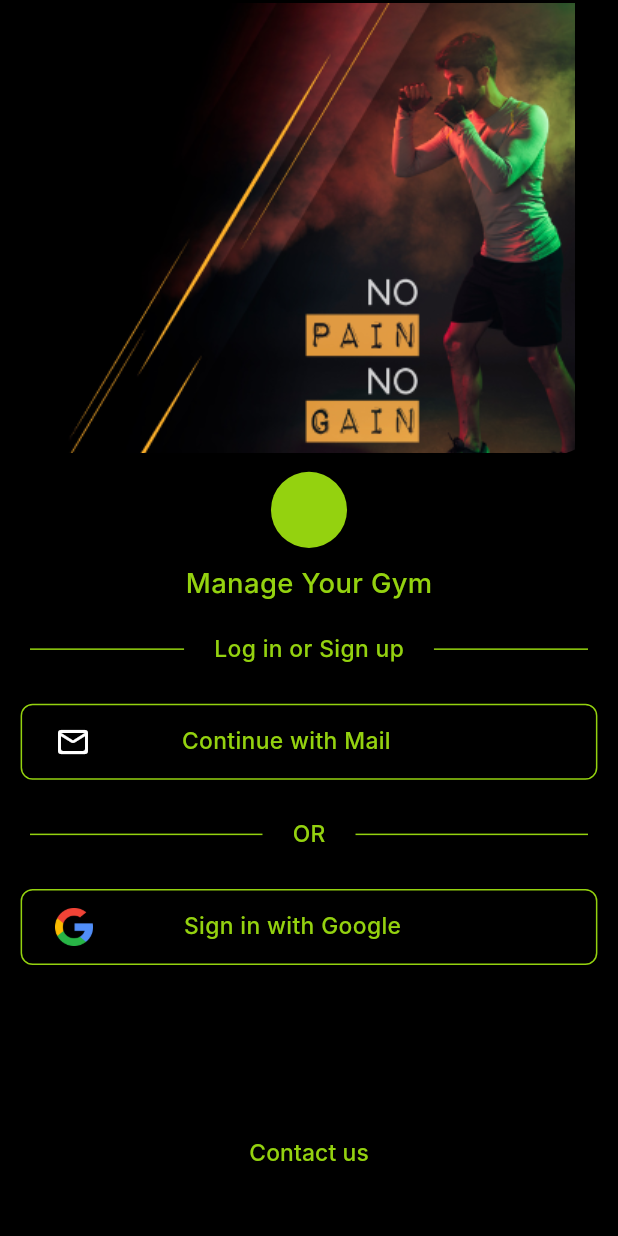
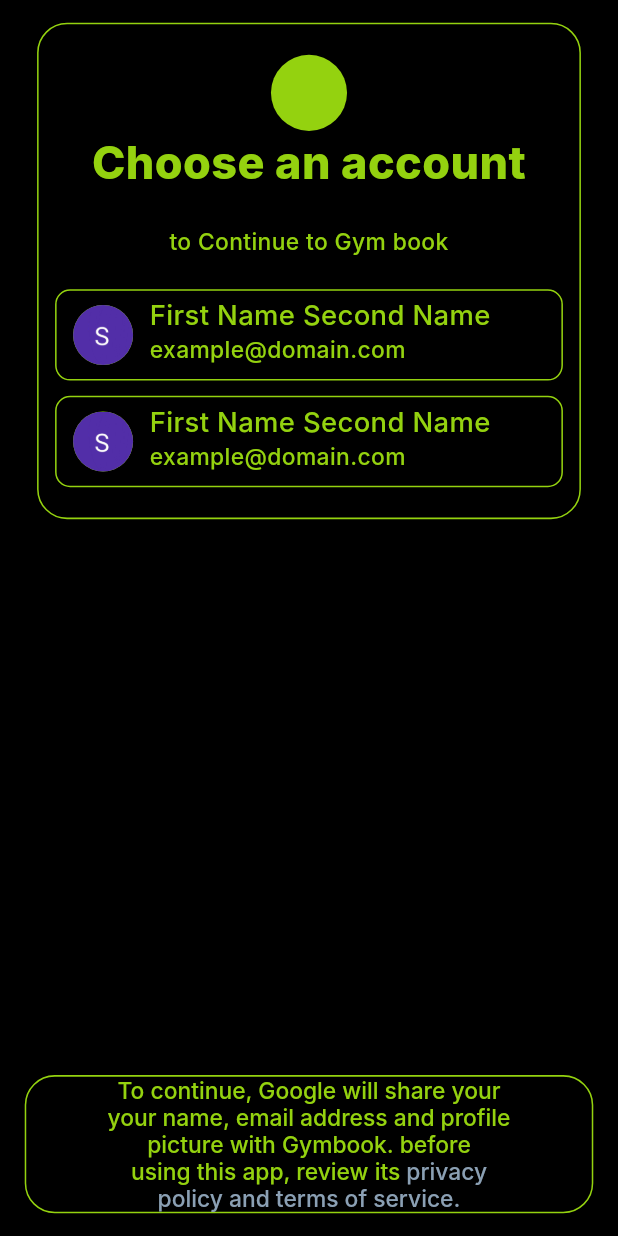
Before and after one commit to Sumeetbharali/360, a Flutter app: the screen it shows after launch, after a tap on "Sign in with Google", on a phone screen of 412 x 824 dp. Run offline on Flutter 3.47's test engine with Material 3 defaults, Android fonts, the phone set to English and light mode, and no system bars; our stand-ins replace flutter_screenutil; Roboto replaces fonts that are missing (Inter).

Commit message:
-Google login finished

```diff
--- a/lib/core/configurations/app_router.dart
+++ b/lib/core/configurations/app_router.dart
@@ -1,5 +1,6 @@
 import 'package:flutter/material.dart';
 import 'package:gym_management/core/configurations/pages_routes.dart';
+import 'package:gym_management/features/login/presentation/views/login_google.dart';
 import 'package:gym_management/features/login/presentation/views/login_mail.dart';
 import 'package:gym_management/features/members/presentation/views/add_member.dart';
 import 'package:gym_management/features/members/presentation/views/member_information.dart';
@@ -24,6 +25,10 @@ class AppRouter {
         return MaterialPageRoute(
             builder: (context) => const LoginMail(), settings: settings);
 
+      case PagesRoutes.loginWithGoogle:
+        return MaterialPageRoute(
+            builder: (context) => const LoginGoogle(), settings: settings);
+
       case PagesRoutes.signUp:
         return MaterialPageRoute(
             builder: (context) => const SignUp(), settings: settings);
--- a/lib/core/configurations/pages_routes.dart
+++ b/lib/core/configurations/pages_routes.dart
@@ -3,6 +3,7 @@ class PagesRoutes {
   static const String mainLayout = "/layout";
   static const String memberInformation = "/memberInformation";
   static const String loginWithMail = "/loginMail";
+  static const String loginWithGoogle = "/loginGoogle";
   static const String signUp = "/signUp";
   static const String planSelection = "/planSelection";
   static const String addMember = "/addMember";
--- /dev/null
+++ b/lib/features/login/presentation/views/login_google.dart
@@ -0,0 +1,88 @@
+import 'package:flutter/material.dart';
+import 'package:flutter_screenutil/flutter_screenutil.dart';
+
+import '../../../../core/theme/color_palette.dart';
+import '../../../../core/theme/text_styles.dart';
+import '../../../../core/widgets/space.dart';
+import '../widgets/google_account.dart';
+
+class LoginGoogle extends StatelessWidget {
+  const LoginGoogle({super.key});
+
+  @override
+  Widget build(BuildContext context) {
+    return Scaffold(
+      body: Padding(
+        padding: EdgeInsets.symmetric(horizontal: 15.w, vertical: 15.h),
+        child: Column(
+          crossAxisAlignment: CrossAxisAlignment.stretch,
+          children: [
+            UnconstrainedBox(
+              child: Container(
+                width: 330.w,
+                decoration: BoxDecoration(
+                    color: Colors.black,
+                    borderRadius: BorderRadius.circular(20),
+                    border:
+                        Border.all(color: ColorPalette.mainGreen, width: 1.sp)),
+                child: Padding(
+                  padding:
+                      EdgeInsets.symmetric(horizontal: 10.w, vertical: 20.h),
+                  child: Column(
+                    crossAxisAlignment: CrossAxisAlignment.stretch,
+                    children: [
+                      CircleAvatar(
+                        backgroundColor: ColorPalette.mainGreen,
+                        radius: 25.sp,
+                      ),
+                      Text("Choose an account",
+                          textAlign: TextAlign.center,
+                          style: MyTextStyles.fontInter20MainGreenExtraBold
+                              .copyWith(fontSize: 30)),
+                      verticalSpace(20),
+                      Text("to Continue to Gym book",
+                          textAlign: TextAlign.center,
+                          style: MyTextStyles.fontInter15MainGreenMedium),
+                      verticalSpace(20),
+                      const GoogleAccount(),
+                      verticalSpace(10),
+                      const GoogleAccount(),
+                      // const GoogleAccount(),
+                    ],
+                  ),
+                ),
+              ),
+            ),
+            Spacer(),
+            Container(
+              padding: EdgeInsets.symmetric(horizontal: 10.w),
+              decoration: BoxDecoration(
+                  color: Colors.black,
+                  borderRadius: BorderRadius.circular(20),
+                  border:
+                      Border.all(color: ColorPalette.mainGreen, width: 1.sp)),
+              child: RichText(
+                textAlign: TextAlign.center,
+                text: TextSpan(
+                  text:
+                      "To continue, Google will share your\nyour name, email address and profile\n"
+                      "picture with Gymbook. before\n"
+                      "using this app, review its ",
+                  style: MyTextStyles.fontInter15MainGreenMedium,
+                  children: [
+                    TextSpan(
+                      text: "privacy\npolicy and terms of service.",
+                      style: MyTextStyles.fontInter15MainGreenMedium.copyWith(
+                          color:
+                              Color(0xFF8BA0B4)), // Use your custom style here.
+                    ),
+                  ],
+                ),
+              ),
+            )
+          ],
+        ),
+      ),
+    );
+  }
+}
--- a/lib/features/login/presentation/views/login_options.dart
+++ b/lib/features/login/presentation/views/login_options.dart
@@ -31,7 +31,7 @@ class LoginOptions extends StatelessWidget {
 
       // Google button
       ButtonWithIcon(
-        onTap: () {},
+        onTap: () => Navigator.pushNamed(context, PagesRoutes.loginWithGoogle),
         text: "Sign in with Google",
         icon: Image.asset(
           "assets/icons/google.png",
--- /dev/null
+++ b/lib/features/login/presentation/widgets/google_account.dart
@@ -0,0 +1,47 @@
+import 'package:flutter/material.dart';
+import 'package:flutter_screenutil/flutter_screenutil.dart';
+
+import '../../../../core/theme/color_palette.dart';
+import '../../../../core/theme/text_styles.dart';
+import '../../../../core/widgets/space.dart';
+
+class GoogleAccount extends StatelessWidget {
+  const GoogleAccount({
+    super.key,
+  });
+
+  @override
+  Widget build(BuildContext context) {
+    return Container(
+      padding: EdgeInsets.symmetric(horizontal: 10.w),
+      height: 60.h,
+      decoration: BoxDecoration(
+          color: Colors.black,
+          borderRadius: BorderRadius.circular(10),
+          border: Border.all(color: ColorPalette.mainGreen, width: 1.sp)),
+      child: Row(
+        children: [
+          CircleAvatar(
+            backgroundImage: AssetImage("assets/images/alphabetPicture.jpg"),
+            radius: 20,
+          ),
+          horizontalSpace(10),
+          Column(
+            crossAxisAlignment: CrossAxisAlignment.start,
+            children: [
+              verticalSpace(3),
+              Text(
+                "First Name Second Name",
+                style: MyTextStyles.fontInter18MainGreenMedium,
+              ),
+              Text(
+                "example@domain.com",
+                style: MyTextStyles.fontInter15MainGreenMedium,
+              )
+            ],
+          )
+        ],
+      ),
+    );
+  }
+}
```
Also changed, not shown: assets/images/alphabetPicture.jpg (added).
